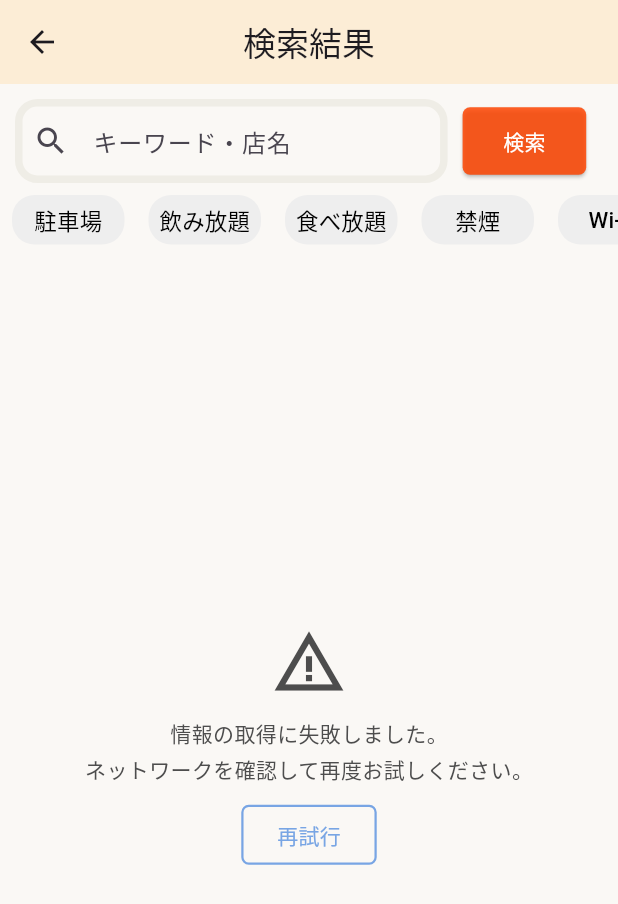
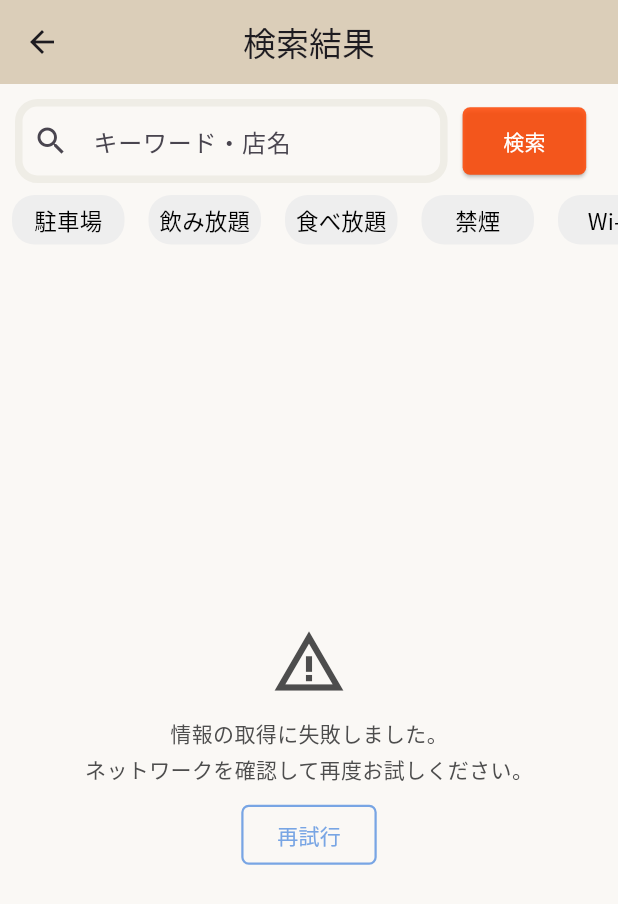
Before and after one commit to kurashin234/RestaurantSearcher, a Flutter app: the SearchResult screen opened directly, on a phone screen of 412 x 824 dp. Shown: the top 904 px of the screen. Run offline on Flutter 3.47's test engine with Material 3 defaults, Android fonts, the phone set to English and light mode, and no system bars; our stand-ins replace carousel_slider, flutter_map, flutter_riverpod, go_router, google_fonts, latlong2 and 2 more.

Commit message:
日本語のフォント適用

```diff
--- a/lib/api/call_api.dart
+++ b/lib/api/call_api.dart
@@ -1,8 +1,8 @@
 import 'dart:convert';
-
 import 'package:http/http.dart' as http;
 import '../env/env.dart';
 
+//グルメサーチAPIを呼び出すクラス
 class CallApi {
   static Future<dynamic> getRestauranData(double lat, double lng, int range, String? keyword, Map isSelectedFilter) async {
   final queryParams = {
--- a/lib/search_result.dart
+++ b/lib/search_result.dart
@@ -1,6 +1,7 @@
 import 'package:flutter/material.dart';
 import 'package:flutter_riverpod/flutter_riverpod.dart';
 import 'package:go_router/go_router.dart';
+import 'package:google_fonts/google_fonts.dart';
 import 'package:location/location.dart';
 import 'package:restaurant_searcher/api/call_api.dart';
 import 'package:restaurant_searcher/util/color.dart';
@@ -14,15 +15,18 @@ import 'package:restaurant_searcher/widgets/shop_card.dart';
 import 'package:restaurant_searcher/widgets/tag.dart';
 
 final shopDataProvider = FutureProvider.family<dynamic, dynamic>((ref, locationProvider) {
-  final selectedFilters = ref.watch(isSelectedFilterProvider);
-  final location = ref.watch(locationProvider);
+  final selectedFilters = ref.watch(isSelectedFilterProvider); //isSelectedFilterProviderに変更があった際に再度apiを呼び出す
+  final location = ref.watch(locationProvider); //locationProviderに変更があった際に再度apiを呼び出す
+
   return CallApi.getRestauranData(location['lat'], location['lng'], location['range'], location['controller'].text, selectedFilters);
 });
 
+//位置情報を取得する
 final locationProvider = FutureProvider<LocationData>((ref){
   return RequestLocationPermission.request();
 });
 
+//選択されているタグの情報を管理する
 final isSelectedFilterProvider = StateProvider((ref) {
   return {
     "駐車場": false,
@@ -57,17 +61,18 @@ class SearchResult extends ConsumerWidget {
   final FirstBuild isFirstBuild = FirstBuild();
   @override
   Widget build(BuildContext context, WidgetRef ref) {
-    final Size size = MediaQuery.of(context).size;
-    final locationData = ref.watch(locationDataProvider);
-    final shopData = ref.watch(shopDataProvider(locationDataProvider));
-    final currentPage = ref.watch(currentPageProvider);
-    final research = ref.watch(reserachProvider);
-    final itemsPerPage = 10;
+    final Size size = MediaQuery.of(context).size; //デバイスのサイズを取得
+    final locationData = ref.watch(locationDataProvider); //遷移前のwidgetから位置情報とcontrollerを取得
+    final shopData = ref.watch(shopDataProvider(locationDataProvider)); //受け取った位置情報を基に店舗情報を取得
+    final currentPage = ref.watch(currentPageProvider); //現在のページ番号を保存する
+    final research = ref.watch(reserachProvider); //trueの際にindicatorを表示する
+    final itemsPerPage = 10; //1ページあたりに表示するShopCard数
     final pagingWidth = 40.0;
     final pagingHeight = 42.0;
     final scrollController = ScrollController();
     final controller = locationData['controller'];
 
+    //遷移先から戻ってきた際に自動でフォーカスが当たるバグを回避
     if (isFirstBuild.value) {
       FocusScope.of(context).unfocus();
       isFirstBuild.value = false; // 2回目以降は実行しない
@@ -85,7 +90,7 @@ class SearchResult extends ConsumerWidget {
         },
         child: Scaffold(
           appBar: AppBar(
-            title: Text("検索結果"),
+            title: Text("検索結果", style: GoogleFonts.notoSansJp()),
             backgroundColor: AppColor.appBarColor,
             centerTitle: true,
           ),
@@ -97,12 +102,14 @@ class SearchResult extends ConsumerWidget {
                   padding: const EdgeInsets.fromLTRB(10, 10, 10, 0),
                   child: Row(
                     children: [
+                      //検索ボックスの配置
                       SizedBox(
                         width: size.width * 0.7,
                         child: SearchBox(
                           controller: controller,
                         ),
                       ),
+                      //検索ボタンの配置
                       Padding(
                         padding: const EdgeInsets.fromLTRB(10, 0, 0, 0),
                         child: !research ? SizedBox(
@@ -112,9 +119,11 @@ class SearchResult extends ConsumerWidget {
                             text: "検索",
                             onPressed: () {
                               final location = ref.refresh(locationProvider.future);
+                              //trueならindicatorを表示
                               ref.read(reserachProvider.notifier).state = true;
 
                               location.then((data){
+                                //位置情報を再取得
                                 ref.read(locationDataProvider.notifier).update((state){
                                   ref.read(reserachProvider.notifier).state = false;
                                   return {
@@ -123,6 +132,7 @@ class SearchResult extends ConsumerWidget {
                                     'lng': data.longitude
                                   };
                                 });
+                                //ページ番号を1に戻す
                                 ref.read(currentPageProvider.notifier).state = 1;
                               }).catchError((error){
                                 ref.read(reserachProvider.notifier).state = false;
@@ -139,6 +149,7 @@ class SearchResult extends ConsumerWidget {
                             }
                           ),
                         )
+                        //indicatorを表示
                         : Padding(
                           padding: const EdgeInsets.fromLTRB(20, 0, 0, 0),
                           child: SizedBox(
@@ -154,27 +165,31 @@ class SearchResult extends ConsumerWidget {
                   ),
                 ),
                 SingleChildScrollView(
-                  scrollDirection: Axis.horizontal,
+                  scrollDirection: Axis.horizontal,//横スクロールするための設定
+                  //検索タグを配置
                   child: Row(
                     children: filterName.map((name) {
                       final isSelectedMap = ref.watch(isSelectedFilterProvider);
-                      final isSelected = isSelectedMap[name] ?? false; // デフォルトは false
+                      final isSelected = isSelectedMap[name] ?? false; //デフォルトは false
 
                       return Padding(
                         padding: const EdgeInsets.all(8),
                         child: TextButton(
                           style: TextButton.styleFrom(
-                            minimumSize: Size.zero, // タップ範囲を `Tag` のサイズに合わせる
-                            padding: EdgeInsets.zero, // 余白をなくす
-                            tapTargetSize: MaterialTapTargetSize.shrinkWrap, // 余分なタップ領域を排除
+                            minimumSize: Size.zero, //タップ範囲をTagのサイズに合わせる
+                            padding: EdgeInsets.zero, //余白をなくす
+                            tapTargetSize: MaterialTapTargetSize.shrinkWrap, //余分なタップ領域を排除
                           ),
                           onPressed: () {
+                            //タップしたタグに対応したFilterをtrueに変更
                             ref.read(isSelectedFilterProvider.notifier).update((state) {
                               return {
                                 ...state,
                                 name: !(state[name] ?? false) // 押したタグのみ切り替える
                               };
                             });
+
+                            //ページ番号を1に戻す
                             ref.read(currentPageProvider.notifier).state = 1;
                           },
                           child: Tag(
@@ -189,13 +204,15 @@ class SearchResult extends ConsumerWidget {
                     }).toList(),
                   )
                 ),
+
+                //shopCardの表示
                 Expanded(
                   child: shopData.when(
                     data: (data) {
-                      final totalPages = (data.length / itemsPerPage).ceil();
-                      final startIndex = (currentPage - 1) * itemsPerPage;
-                      final endIndex = (startIndex + itemsPerPage) > data.length ? data.length : startIndex + itemsPerPage;
-                      final pagedData = data.sublist(startIndex, endIndex);
+                      final totalPages = (data.length / itemsPerPage).ceil(); //総ページ数を計算
+                      final startIndex = (currentPage - 1) * itemsPerPage; //最初に表示するページ番号を計算
+                      final endIndex = (startIndex + itemsPerPage) > data.length ? data.length : startIndex + itemsPerPage; //最後に表示するページ番号を計算
+                      final pagedData = data.sublist(startIndex, endIndex); //表示するリストの範囲を指定
 
                       return ListView(
                         controller: scrollController,
@@ -204,7 +221,7 @@ class SearchResult extends ConsumerWidget {
                             padding: const EdgeInsets.fromLTRB(12, 8, 8, 8),
                             child: Text(
                               '${data.length}件',
-                              style: TextStyle(
+                              style: GoogleFonts.notoSansJp(
                                 fontSize: 21,
                                 fontWeight: FontWeight.bold,
                                 color: Colors.black
@@ -212,9 +229,10 @@ class SearchResult extends ConsumerWidget {
                             ),
                           ),
                           ...pagedData.map<Widget>((shop) {
+                            //ShopCardがタップされると店舗詳細に画面遷移
                             return TextButton(
                               onPressed: () {
-                                context.push('/shop_detail', extra: shop);
+                                context.push('/shop_detail', extra: shop); //遷移の際店舗情報をすべて渡している
                               },
                               style: TextButton.styleFrom(
                                 splashFactory: NoSplash.splashFactory,
@@ -238,7 +256,7 @@ class SearchResult extends ConsumerWidget {
                                     int startPage = currentPage - 2;
                                     int endPage = currentPage + 2;
 
-                                    // 範囲補正
+                                    // リスト番号指定の際out of rangeにならないよう修正
                                     if (startPage < 1) {
                                       endPage += (1 - startPage);
                                       startPage = 1;
@@ -251,18 +269,19 @@ class SearchResult extends ConsumerWidget {
 
                                     List<Widget> pageButtons = [];
 
+                                    //ページネーション「前へ」を設定したwidgetをlistの0番目に挿入
                                     pageButtons.add(
                                       SizedBox(
                                         height: pagingHeight,
                                         child: PagingUi(
                                           str: "前へ",
                                           isPagination: true,
-                                          paginationFontColor: currentPage <= 1 ? AppColor.inactivePaginationFontColor : AppColor.inactivePagingFontColor,
-                                          color: currentPage <= 1 ? AppColor.inactivePaginationColor : AppColor.backgroudColor,
+                                          paginationFontColor: currentPage <= 1 ? AppColor.inactivePaginationFontColor : AppColor.inactivePagingFontColor,//タップできるときと、できないときでcolorの変更
+                                          color: currentPage <= 1 ? AppColor.inactivePaginationColor : AppColor.backgroudColor,//タップできるときと、できないときでcolorの変更
                                           onPressed: (){
                                             if (currentPage > 1){
                                               ref.read(currentPageProvider.notifier).state = currentPage - 1;
-                                              scrollController.jumpTo(0);
+                                              scrollController.jumpTo(0); //スクロールを一番上に戻す
                                             }
                                           },
                                         ),
@@ -272,12 +291,13 @@ class SearchResult extends ConsumerWidget {
                                     for (int pageNum = startPage; pageNum <= endPage; pageNum++) {
                                       final isSelected = currentPage == pageNum;
 
+                                      //ページングの番号を設定したwidgetを順にlistに挿入
                                       pageButtons.add(
                                         SizedBox(
                                           width: pagingWidth,
                                           height: pagingHeight,
                                           child: PagingUi(
-                                            color: isSelected ? AppColor.activePagingColor : AppColor.backgroudColor,
+                                            color: isSelected ? AppColor.activePagingColor : AppColor.backgroudColor,//タップできるときと、できないときでcolorの変更
                                             isSelected: isSelected,
                                             str: pageNum.toString(),
                                             onPressed: (){
@@ -289,6 +309,7 @@ class SearchResult extends ConsumerWidget {
                                       );
                                     }
 
+                                    //ページネーション「次へ」を設定したwidgetをlistの最後に挿入
                                     pageButtons.add(
                                       SizedBox(
                                         height: pagingHeight,
@@ -312,13 +333,15 @@ class SearchResult extends ConsumerWidget {
                               ),
                             ),
                           ),
+
+                          //現在のページ番号を表示
                           Align(
                             alignment: Alignment.center,
                             child: Padding(
                               padding: const EdgeInsets.all(4.0),
                               child: Text(
                                 "$currentPage/$totalPagesページ",
-                                style: TextStyle(
+                                style: GoogleFonts.notoSansJp(
                                   color: AppColor.informationColor
                                 ),
                               ),
@@ -334,6 +357,7 @@ class SearchResult extends ConsumerWidget {
                       ),
                     ),
 
+                    //エラーの際再試行を促すUIを表示
                     error: (error, stack) => ErrorUi(
                       onPressed:(){
                         ref.read(locationDataProvider.notifier).state = {
--- a/lib/util/color.dart
+++ b/lib/util/color.dart
@@ -5,7 +5,7 @@ class AppColor{
   static final borderColor = Color.fromARGB(255, 239, 237, 230);
   static final errorColor = Colors.red;
   static final searchColor = Color.fromARGB(215, 255, 68, 0);
-  static final appBarColor = Color.fromARGB(255, 252, 237, 214);
+  static final appBarColor = Color.fromARGB(255, 219, 206, 185);
   static final shadowColor = Color.fromARGB(255, 164, 163, 161);
   static final informationColor = Color.fromARGB(255, 77, 77, 77);
   static final activeIndicatorColor = Color.fromRGBO(255, 255, 255, 1);
--- a/lib/util/location_permission_request.dart
+++ b/lib/util/location_permission_request.dart
@@ -5,6 +5,7 @@ class RequestLocationPermission {
   static Future<LocationData> request() async {
     final location = Location();
 
+    // 位置情報の権限ステータスを取得
     var status = await Permission.location.status;
     if (status.isDenied || status.isRestricted) {
       status = await Permission.location.request();
@@ -13,6 +14,7 @@ class RequestLocationPermission {
       }
     }
 
+    // GPSが有効かどうか確認
     bool serviceEnabled = await location.serviceEnabled();
     if (!serviceEnabled) {
       serviceEnabled = await location.requestService();
--- a/lib/widgets/error_dialog.dart
+++ b/lib/widgets/error_dialog.dart
@@ -1,4 +1,5 @@
 import 'package:flutter/material.dart';
+import 'package:google_fonts/google_fonts.dart';
 
 class ErrorDialog extends StatelessWidget {
   const ErrorDialog({super.key});
@@ -6,8 +7,8 @@ class ErrorDialog extends StatelessWidget {
   @override
   Widget build(BuildContext context) {
     return AlertDialog(
-      title: Text('位置情報が取得できませんでした'),
-      content: Text('位置情報の設定をご確認ください'),
+      title: Text('位置情報が取得できませんでした', style: GoogleFonts.notoSansJp()),
+      content: Text('位置情報の設定をご確認ください', style: GoogleFonts.notoSansJp()),
       actions: <Widget>[
         GestureDetector(
           child: Text('OK'),
--- a/lib/widgets/error_ui.dart
+++ b/lib/widgets/error_ui.dart
@@ -1,4 +1,5 @@
 import 'package:flutter/material.dart';
+import 'package:google_fonts/google_fonts.dart';
 import 'package:restaurant_searcher/util/color.dart';
 import 'package:restaurant_searcher/widgets/research_button.dart';
 
@@ -23,7 +24,7 @@ class ErrorUi extends StatelessWidget {
           padding: const EdgeInsets.all(2.0),
           child: Text(
             '情報の取得に失敗しました。',
-            style: TextStyle(
+            style: GoogleFonts.notoSansJp(
               color: AppColor.informationColor
             ),
           ),
@@ -32,7 +33,7 @@ class ErrorUi extends StatelessWidget {
           padding: const EdgeInsets.all(2.0),
           child: Text(
             'ネットワークを確認して再度お試しください。',
-            style: TextStyle(
+            style: GoogleFonts.notoSansJp(
               color: AppColor.informationColor
             ),
           ),
--- a/lib/widgets/image_slider.dart
+++ b/lib/widgets/image_slider.dart
@@ -19,7 +19,7 @@ class ImageSlider extends ConsumerWidget {
           options: CarouselOptions(
             height: 350.0,
             onPageChanged: (index, reason) {
-              ref.read(carouselCurrentIndexProvider.notifier).state = index;
+              ref.read(carouselCurrentIndexProvider.notifier).state = index; //表示されている画像番号を取得
             },
           ),
           items: images.map((image) {
@@ -38,7 +38,7 @@ class ImageSlider extends ConsumerWidget {
         ),
         Positioned(
           bottom: 7,
-          left: 0,
+          left: 0, //中心に配置するために左右に0を設定
           right: 0,
           child: Row(
             mainAxisAlignment: MainAxisAlignment.center,
--- a/lib/widgets/research_button.dart
+++ b/lib/widgets/research_button.dart
@@ -1,4 +1,5 @@
 import 'package:flutter/material.dart';
+import 'package:google_fonts/google_fonts.dart';
 import 'package:restaurant_searcher/util/color.dart';
 
 class ResearchButton extends StatelessWidget {
@@ -23,7 +24,7 @@ class ResearchButton extends StatelessWidget {
       onPressed: onPressed,
       child: Text(
         "再試行",
-        style: TextStyle(
+        style: GoogleFonts.notoSansJp(
           color: AppColor.researchColor
         ),
       ),
--- a/lib/widgets/research_scope.dart
+++ b/lib/widgets/research_scope.dart
@@ -1,4 +1,5 @@
 import 'package:flutter/material.dart';
+import 'package:google_fonts/google_fonts.dart';
 
 class ResearchScope extends StatelessWidget {
   const ResearchScope({
@@ -22,13 +23,12 @@ class ResearchScope extends StatelessWidget {
         );
       }).toList(),
       inputDecorationTheme: const InputDecorationTheme(
-        //border: InputBorder.none,
         contentPadding: EdgeInsets.symmetric(horizontal: 12, vertical: 8)
       ),
       menuStyle: MenuStyle(
         backgroundColor: WidgetStateProperty.all(Colors.white),
       ),
-      textStyle: TextStyle(color: Colors.black),
+      textStyle: GoogleFonts.notoSansJp(color: Colors.black),
       onSelected: function,
     );
   }
--- a/lib/widgets/search_button.dart
+++ b/lib/widgets/search_button.dart
@@ -1,4 +1,5 @@
 import 'package:flutter/material.dart';
+import 'package:google_fonts/google_fonts.dart';
 import 'package:restaurant_searcher/util/color.dart';
 
 class SearchButton extends StatelessWidget {
@@ -23,7 +24,7 @@ class SearchButton extends StatelessWidget {
         )
       ),
       onPressed: onPressed,
-      child: Text(text),
+      child: Text(text, style: GoogleFonts.notoSansJp(),),
     );
   }
 }
--- a/lib/widgets/tag.dart
+++ b/lib/widgets/tag.dart
@@ -1,4 +1,5 @@
 import 'package:flutter/material.dart';
+import 'package:google_fonts/google_fonts.dart';
 import 'package:restaurant_searcher/util/color.dart';
 
 class Tag extends StatelessWidget {
@@ -21,7 +22,7 @@ class Tag extends StatelessWidget {
     return Container(
       width: width,
       height: height,
-      alignment: width == null || height == null ? null : Alignment.center,
+      alignment: width == null || height == null ? null : Alignment.center, //widthかheightが設定されている場合textをcontainerの中心に配置する
       decoration: BoxDecoration(
         color: isSelected ? AppColor.activePagingColor : const Color.fromARGB(255, 238, 238, 238),
         borderRadius: BorderRadius.circular(15),
@@ -30,7 +31,7 @@ class Tag extends StatelessWidget {
         padding: const EdgeInsets.fromLTRB(5, 2, 5, 2),
         child: Text(
           text,
-          style: TextStyle(
+          style: GoogleFonts.notoSansJp(
             color: isSelected ? const Color.fromARGB(255, 239, 239, 239) : Colors.black,
             fontSize: fontSize
           ),
--- a/lib/widgets/text_and_widget.dart
+++ b/lib/widgets/text_and_widget.dart
@@ -1,5 +1,7 @@
 import 'package:flutter/material.dart';
+import 'package:google_fonts/google_fonts.dart';
 
+//TextとWidgetを横並びに配置するためのwidget
 class TextAndWidget extends StatelessWidget {
   const TextAndWidget({
     super.key,
@@ -15,7 +17,7 @@ class TextAndWidget extends StatelessWidget {
   final Widget widget;
   final Color textColor;
   final double fontSize;
-  final bool center;
+  final bool center; //中心に配置するか判定するflag
   final double textInterval;
 
   @override
@@ -27,7 +29,7 @@ class TextAndWidget extends StatelessWidget {
           padding: EdgeInsets.fromLTRB(0, 0, textInterval, 0),
           child: Text(
             text,
-            style: TextStyle(
+            style: GoogleFonts.notoSansJp( //日本語のフォントを指定
               color: textColor,
               fontSize: fontSize
             ),
--- a/pubspec.yaml
+++ b/pubspec.yaml
@@ -44,6 +44,7 @@ dependencies:
   flutter_map: ^8.1.1
   latlong2: ^0.9.1
   url_launcher: ^6.3.1
+  google_fonts: ^6.2.1
 
 dev_dependencies:
   flutter_test:
```
Also changed, not shown: lib/shop_detail.dart (+22 -7 lines), lib/shop_search.dart (+25 -13 lines), lib/widgets/open_google_maps.dart (+6 -2 lines), lib/widgets/paging_ui.dart (+5 -3 lines), lib/widgets/shop_card.dart (+5 -3 lines), lib/widgets/shop_map.dart (+8 -8 lines), pubspec.lock, 1 other file.
